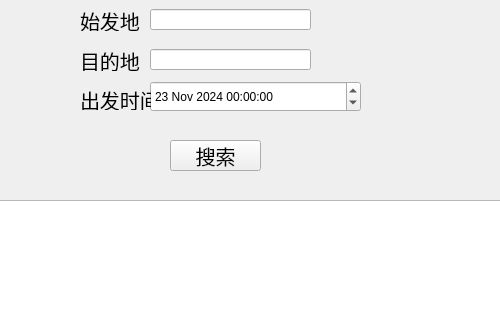
The window that flightstatus.ui (monkeyking-hub/fly_manage_system) describes before a commit, drawn with Qt 5; both pictures show x 300 to 800 and y 0 to 320 of the 800 by 600 pixel window.
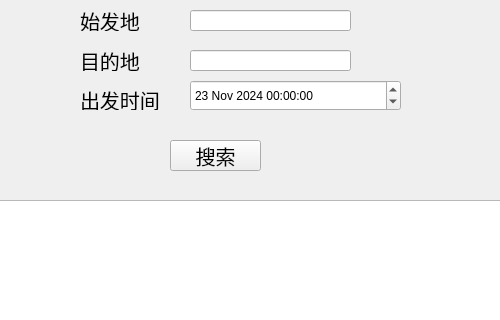
The same window after the commit.

Patch:
```diff
--- a/flightstatus.ui
+++ b/flightstatus.ui
@@ -21,8 +21,8 @@
    <widget class="QLineEdit" name="departureInput">
     <property name="geometry">
      <rect>
-      <x>450</x>
-      <y>9</y>
+      <x>490</x>
+      <y>10</y>
       <width>161</width>
       <height>21</height>
      </rect>
@@ -48,8 +48,8 @@
    <widget class="QLineEdit" name="destinationInput">
     <property name="geometry">
      <rect>
-      <x>450</x>
-      <y>49</y>
+      <x>490</x>
+      <y>50</y>
       <width>161</width>
       <height>21</height>
      </rect>
@@ -75,8 +75,8 @@
    <widget class="QDateTimeEdit" name="departureTimeInput">
     <property name="geometry">
      <rect>
-      <x>450</x>
-      <y>81</y>
+      <x>490</x>
+      <y>80</y>
       <width>211</width>
       <height>31</height>
      </rect>
@@ -223,7 +223,7 @@
      <rect>
       <x>380</x>
       <y>90</y>
-      <width>71</width>
+      <width>121</width>
       <height>20</height>
      </rect>
     </property>
```
